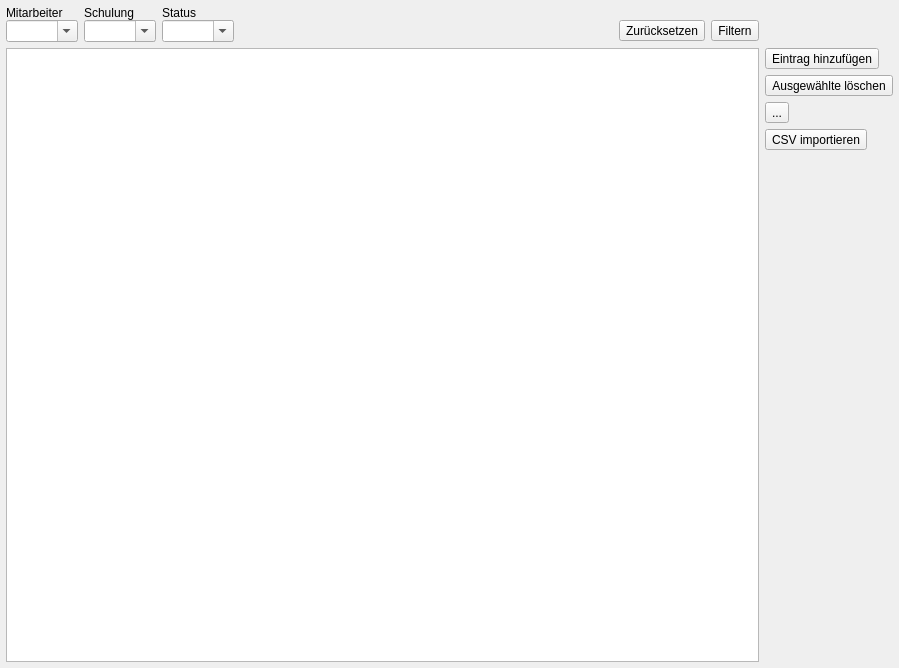
The window that ui/qmtraindatawidget.ui (Christian-Kr/QualificationMatrix) describes before a commit, drawn with Qt 5.
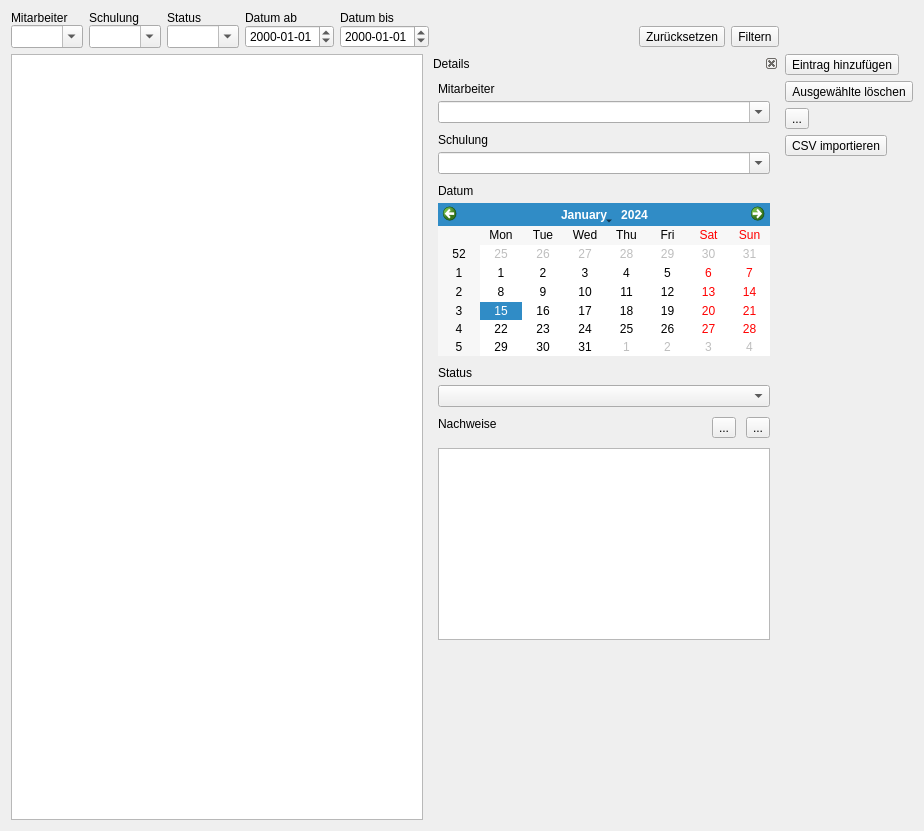
The same window after the commit. Icons and pictures are not drawn.

Commit message: Prepare ui for easier train data changes and extended filter methods on date

The edit to the form file:
```diff
--- a/ui/qmtraindatawidget.ui
+++ b/ui/qmtraindatawidget.ui
@@ -6,46 +6,15 @@
    <rect>
     <x>0</x>
     <y>0</y>
-    <width>899</width>
-    <height>668</height>
+    <width>924</width>
+    <height>831</height>
    </rect>
   </property>
   <property name="windowTitle">
    <string>Schulungen</string>
   </property>
   <layout class="QGridLayout" name="gridLayout_2">
-   <property name="leftMargin">
-    <number>6</number>
-   </property>
-   <property name="topMargin">
-    <number>6</number>
-   </property>
-   <property name="rightMargin">
-    <number>6</number>
-   </property>
-   <property name="bottomMargin">
-    <number>6</number>
-   </property>
-   <item row="2" column="0">
-    <widget class="QTableView" name="tvTrainData">
-     <property name="selectionMode">
-      <enum>QAbstractItemView::ExtendedSelection</enum>
-     </property>
-     <property name="selectionBehavior">
-      <enum>QAbstractItemView::SelectRows</enum>
-     </property>
-     <property name="sortingEnabled">
-      <bool>true</bool>
-     </property>
-     <attribute name="horizontalHeaderDefaultSectionSize">
-      <number>200</number>
-     </attribute>
-     <attribute name="horizontalHeaderShowSortIndicator" stdset="0">
-      <bool>true</bool>
-     </attribute>
-    </widget>
-   </item>
-   <item row="1" column="0">
+   <item row="0" column="0">
     <layout class="QGridLayout" name="gridLayout">
      <property name="horizontalSpacing">
       <number>6</number>
@@ -53,6 +22,19 @@
      <property name="verticalSpacing">
       <number>0</number>
      </property>
+     <item row="1" column="5">
+      <spacer name="horizontalSpacer">
+       <property name="orientation">
+        <enum>Qt::Horizontal</enum>
+       </property>
+       <property name="sizeHint" stdset="0">
+        <size>
+         <width>40</width>
+         <height>20</height>
+        </size>
+       </property>
+      </spacer>
+     </item>
      <item row="0" column="0">
       <widget class="QLabel" name="label_2">
        <property name="text">
@@ -60,6 +42,32 @@
        </property>
       </widget>
      </item>
+     <item row="1" column="1">
+      <widget class="QComboBox" name="cbFilterTrain">
+       <property name="sizePolicy">
+        <sizepolicy hsizetype="Preferred" vsizetype="Preferred">
+         <horstretch>0</horstretch>
+         <verstretch>0</verstretch>
+        </sizepolicy>
+       </property>
+       <property name="editable">
+        <bool>true</bool>
+       </property>
+       <property name="maxVisibleItems">
+        <number>20</number>
+       </property>
+       <property name="insertPolicy">
+        <enum>QComboBox::NoInsert</enum>
+       </property>
+      </widget>
+     </item>
+     <item row="0" column="3">
+      <widget class="QLabel" name="label_7">
+       <property name="text">
+        <string>Datum ab</string>
+       </property>
+      </widget>
+     </item>
      <item row="0" column="1">
       <widget class="QLabel" name="label_3">
        <property name="text">
@@ -67,6 +75,25 @@
        </property>
       </widget>
      </item>
+     <item row="1" column="0">
+      <widget class="QComboBox" name="cbFilterEmployee">
+       <property name="sizePolicy">
+        <sizepolicy hsizetype="Preferred" vsizetype="Preferred">
+         <horstretch>0</horstretch>
+         <verstretch>0</verstretch>
+        </sizepolicy>
+       </property>
+       <property name="editable">
+        <bool>true</bool>
+       </property>
+       <property name="maxVisibleItems">
+        <number>20</number>
+       </property>
+       <property name="insertPolicy">
+        <enum>QComboBox::NoInsert</enum>
+       </property>
+      </widget>
+     </item>
      <item row="0" column="2">
       <widget class="QLabel" name="label_4">
        <property name="text">
@@ -74,38 +101,6 @@
        </property>
       </widget>
      </item>
-     <item row="1" column="0">
-      <widget class="QComboBox" name="cbFilterEmployee">
-       <property name="sizePolicy">
-        <sizepolicy hsizetype="Preferred" vsizetype="Preferred">
-         <horstretch>0</horstretch>
-         <verstretch>0</verstretch>
-        </sizepolicy>
-       </property>
-       <property name="editable">
-        <bool>true</bool>
-       </property>
-       <property name="insertPolicy">
-        <enum>QComboBox::NoInsert</enum>
-       </property>
-      </widget>
-     </item>
-     <item row="1" column="1">
-      <widget class="QComboBox" name="cbFilterTrain">
-       <property name="sizePolicy">
-        <sizepolicy hsizetype="Preferred" vsizetype="Preferred">
-         <horstretch>0</horstretch>
-         <verstretch>0</verstretch>
-        </sizepolicy>
-       </property>
-       <property name="editable">
-        <bool>true</bool>
-       </property>
-       <property name="insertPolicy">
-        <enum>QComboBox::NoInsert</enum>
-       </property>
-      </widget>
-     </item>
      <item row="1" column="2">
       <widget class="QComboBox" name="cbFilterState">
        <property name="sizePolicy">
@@ -117,25 +112,38 @@
        <property name="editable">
         <bool>true</bool>
        </property>
+       <property name="maxVisibleItems">
+        <number>20</number>
+       </property>
        <property name="insertPolicy">
         <enum>QComboBox::NoInsert</enum>
        </property>
       </widget>
      </item>
-     <item row="1" column="3">
-      <spacer name="horizontalSpacer">
-       <property name="orientation">
-        <enum>Qt::Horizontal</enum>
+     <item row="1" column="6">
+      <widget class="QToolButton" name="tbFilterReset">
+       <property name="toolTip">
+        <string>Filter zurücksetzen</string>
        </property>
-       <property name="sizeHint" stdset="0">
+       <property name="text">
+        <string>Zurücksetzen</string>
+       </property>
+       <property name="icon">
+        <iconset resource="../icons.qrc">
+         <normaloff>:/icons/icons/edit-reset.svg</normaloff>:/icons/icons/edit-reset.svg</iconset>
+       </property>
+       <property name="iconSize">
         <size>
-         <width>40</width>
-         <height>20</height>
+         <width>22</width>
+         <height>22</height>
         </size>
        </property>
-      </spacer>
+       <property name="toolButtonStyle">
+        <enum>Qt::ToolButtonTextBesideIcon</enum>
+       </property>
+      </widget>
      </item>
-     <item row="1" column="5">
+     <item row="1" column="7">
       <widget class="QToolButton" name="tbFilter">
        <property name="minimumSize">
         <size>
@@ -164,32 +172,286 @@
        </property>
       </widget>
      </item>
+     <item row="0" column="4">
+      <widget class="QLabel" name="label_8">
+       <property name="text">
+        <string>Datum bis</string>
+       </property>
+      </widget>
+     </item>
+     <item row="1" column="3">
+      <widget class="QDateEdit" name="deDateFilterFrom">
+       <property name="sizePolicy">
+        <sizepolicy hsizetype="Preferred" vsizetype="Preferred">
+         <horstretch>0</horstretch>
+         <verstretch>0</verstretch>
+        </sizepolicy>
+       </property>
+       <property name="displayFormat">
+        <string>yyyy-MM-dd</string>
+       </property>
+      </widget>
+     </item>
      <item row="1" column="4">
-      <widget class="QToolButton" name="tbFilterReset">
-       <property name="toolTip">
-        <string>Filter zurücksetzen</string>
+      <widget class="QDateEdit" name="deDateFilterTo">
+       <property name="sizePolicy">
+        <sizepolicy hsizetype="Preferred" vsizetype="Preferred">
+         <horstretch>0</horstretch>
+         <verstretch>0</verstretch>
+        </sizepolicy>
        </property>
-       <property name="text">
-        <string>Zurücksetzen</string>
+       <property name="displayFormat">
+        <string>yyyy-MM-dd</string>
        </property>
-       <property name="icon">
-        <iconset resource="../icons.qrc">
-         <normaloff>:/icons/icons/edit-reset.svg</normaloff>:/icons/icons/edit-reset.svg</iconset>
+      </widget>
+     </item>
+    </layout>
+   </item>
+   <item row="1" column="0">
+    <layout class="QHBoxLayout" name="horizontalLayout_2" stretch="2,0">
+     <item>
+      <widget class="QTableView" name="tvTrainData">
+       <property name="selectionMode">
+        <enum>QAbstractItemView::ExtendedSelection</enum>
        </property>
-       <property name="iconSize">
+       <property name="selectionBehavior">
+        <enum>QAbstractItemView::SelectRows</enum>
+       </property>
+       <property name="sortingEnabled">
+        <bool>true</bool>
+       </property>
+       <attribute name="horizontalHeaderDefaultSectionSize">
+        <number>200</number>
+       </attribute>
+       <attribute name="horizontalHeaderShowSortIndicator" stdset="0">
+        <bool>true</bool>
+       </attribute>
+      </widget>
+     </item>
+     <item>
+      <widget class="QDockWidget" name="dwTrainDataDetails">
+       <property name="sizePolicy">
+        <sizepolicy hsizetype="Minimum" vsizetype="Minimum">
+         <horstretch>0</horstretch>
+         <verstretch>0</verstretch>
+        </sizepolicy>
+       </property>
+       <property name="minimumSize">
         <size>
-         <width>22</width>
-         <height>22</height>
+         <width>350</width>
+         <height>565</height>
         </size>
        </property>
-       <property name="toolButtonStyle">
-        <enum>Qt::ToolButtonTextBesideIcon</enum>
+       <property name="features">
+        <set>QDockWidget::DockWidgetClosable</set>
        </property>
+       <property name="windowTitle">
+        <string>Details</string>
+       </property>
+       <widget class="QWidget" name="dockWidgetContents">
+        <layout class="QGridLayout" name="gridLayout_3">
+         <property name="horizontalSpacing">
+          <number>0</number>
+         </property>
+         <property name="verticalSpacing">
+          <number>10</number>
+         </property>
+         <item row="0" column="0">
+          <layout class="QVBoxLayout" name="verticalLayout_2">
+           <property name="spacing">
+            <number>5</number>
+           </property>
+           <item>
+            <widget class="QLabel" name="label">
+             <property name="text">
+              <string>Mitarbeiter</string>
+             </property>
+            </widget>
+           </item>
+           <item>
+            <widget class="QComboBox" name="cbEmployee">
+             <property name="editable">
+              <bool>true</bool>
+             </property>
+             <property name="insertPolicy">
+              <enum>QComboBox::NoInsert</enum>
+             </property>
+            </widget>
+           </item>
+          </layout>
+         </item>
+         <item row="1" column="0">
+          <layout class="QVBoxLayout" name="verticalLayout_4">
+           <property name="spacing">
+            <number>5</number>
+           </property>
+           <item>
+            <widget class="QLabel" name="label_5">
+             <property name="text">
+              <string>Schulung</string>
+             </property>
+            </widget>
+           </item>
+           <item>
+            <widget class="QComboBox" name="cbTraining">
+             <property name="editable">
+              <bool>true</bool>
+             </property>
+             <property name="insertPolicy">
+              <enum>QComboBox::NoInsert</enum>
+             </property>
+            </widget>
+           </item>
+          </layout>
+         </item>
+         <item row="2" column="0">
+          <layout class="QVBoxLayout" name="verticalLayout_5">
+           <property name="spacing">
+            <number>5</number>
+           </property>
+           <item>
+            <widget class="QLabel" name="label_10">
+             <property name="text">
+              <string>Datum</string>
+             </property>
+             <property name="alignment">
+              <set>Qt::AlignLeading|Qt::AlignLeft|Qt::AlignTop</set>
+             </property>
+            </widget>
+           </item>
+           <item>
+            <widget class="QCalendarWidget" name="cwDate"/>
+           </item>
+          </layout>
+         </item>
+         <item row="3" column="0">
+          <layout class="QVBoxLayout" name="verticalLayout_6">
+           <property name="spacing">
+            <number>5</number>
+           </property>
+           <item>
+            <widget class="QLabel" name="label_9">
+             <property name="text">
+              <string>Status</string>
+             </property>
+            </widget>
+           </item>
+           <item>
+            <widget class="QComboBox" name="cbState">
+             <property name="insertPolicy">
+              <enum>QComboBox::NoInsert</enum>
+             </property>
+            </widget>
+           </item>
+          </layout>
+         </item>
+         <item row="4" column="0">
+          <layout class="QVBoxLayout" name="verticalLayout_3">
+           <property name="spacing">
+            <number>10</number>
+           </property>
+           <item>
+            <layout class="QHBoxLayout" name="horizontalLayout">
+             <item>
+              <widget class="QLabel" name="label_6">
+               <property name="font">
+                <font>
+                 <weight>50</weight>
+                 <bold>false</bold>
+                </font>
+               </property>
+               <property name="text">
+                <string>Nachweise</string>
+               </property>
+               <property name="alignment">
+                <set>Qt::AlignLeading|Qt::AlignLeft|Qt::AlignTop</set>
+               </property>
+              </widget>
+             </item>
+             <item>
+              <spacer name="horizontalSpacer_2">
+               <property name="orientation">
+                <enum>Qt::Horizontal</enum>
+               </property>
+               <property name="sizeHint" stdset="0">
+                <size>
+                 <width>40</width>
+                 <height>20</height>
+                </size>
+               </property>
+              </spacer>
+             </item>
+             <item>
+              <widget class="QToolButton" name="tbRemoveCertificate">
+               <property name="text">
+                <string>...</string>
+               </property>
+               <property name="icon">
+                <iconset resource="../icons.qrc">
+                 <normaloff>:/icons/icons/list-remove.svg</normaloff>:/icons/icons/list-remove.svg</iconset>
+               </property>
+               <property name="iconSize">
+                <size>
+                 <width>22</width>
+                 <height>22</height>
+                </size>
+               </property>
+              </widget>
+             </item>
+             <item>
+              <widget class="QToolButton" name="tbAddCertificate">
+               <property name="text">
+                <string>...</string>
+               </property>
+               <property name="icon">
+                <iconset resource="../icons.qrc">
+                 <normaloff>:/icons/icons/list-add.svg</normaloff>:/icons/icons/list-add.svg</iconset>
+               </property>
+               <property name="iconSize">
+                <size>
+                 <width>22</width>
+                 <height>22</height>
+                </size>
+               </property>
+              </widget>
+             </item>
+            </layout>
+           </item>
+           <item>
+            <widget class="QTableView" name="tvCertificates">
+             <property name="selectionMode">
+              <enum>QAbstractItemView::SingleSelection</enum>
+             </property>
+             <property name="selectionBehavior">
+              <enum>QAbstractItemView::SelectRows</enum>
+             </property>
+             <attribute name="horizontalHeaderStretchLastSection">
+              <bool>true</bool>
+             </attribute>
+            </widget>
+           </item>
+          </layout>
+         </item>
+         <item row="5" column="0">
+          <spacer name="verticalSpacer_3">
+           <property name="orientation">
+            <enum>Qt::Vertical</enum>
+           </property>
+           <property name="sizeHint" stdset="0">
+            <size>
+             <width>20</width>
+             <height>40</height>
+            </size>
+           </property>
+          </spacer>
+         </item>
+        </layout>
+       </widget>
       </widget>
      </item>
     </layout>
    </item>
-   <item row="2" column="1">
+   <item row="1" column="1">
     <layout class="QVBoxLayout" name="verticalLayout">
      <item>
       <widget class="QToolButton" name="tbAddSingle">
```
